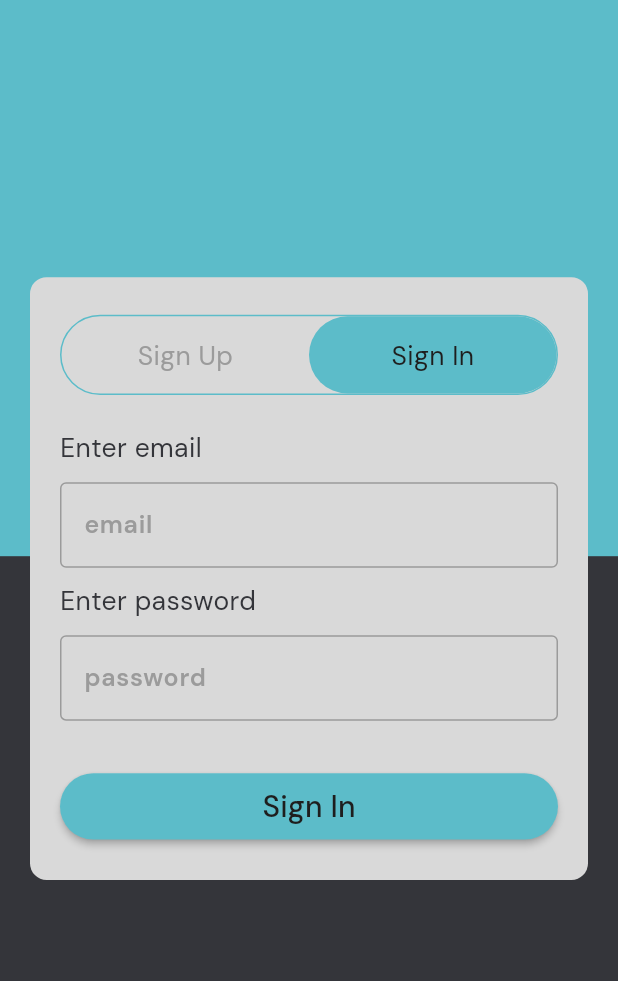
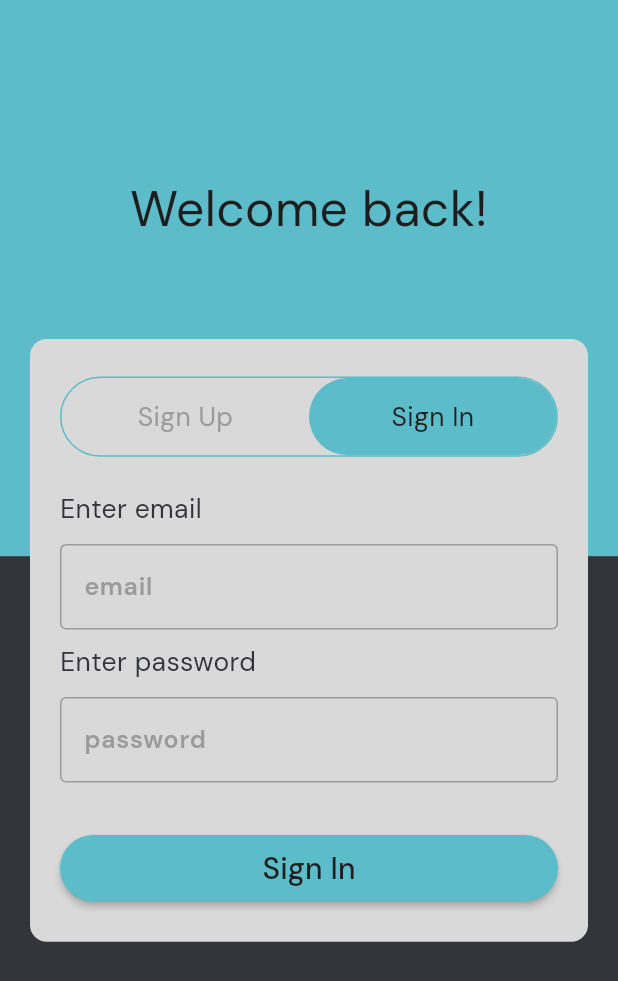
Before and after one commit to om945/flutter_Remiender_app, a Flutter app: the SignupPage screen opened directly, after a tap on "Sign In", on a phone screen of 412 x 824 dp. Shown: the top 981 px of the screen. Run offline on Flutter 3.47's test engine with Material 3 defaults, Android fonts, the phone set to English and light mode, and no system bars; our stand-ins replace flutter_screenutil, get, google_fonts, shared_preferences; accounts and stored records are empty.

Commit message:
Update SignupPage layout and change API URI
- Enhanced the SignupPage layout with conditional text display for signup and login views.
- Adjusted the positioning of elements for better visual alignment.
- Updated the API URI in constants.dart for a new backend connection.

```diff
--- a/lib/auth/auth.dart
+++ b/lib/auth/auth.dart
@@ -1,7 +1,5 @@
 import 'package:flutter/material.dart';
 import 'package:flutter_screenutil/flutter_screenutil.dart';
-// Note: The import for SigninPage is no longer needed.
-// import 'package:remiender_app/auth/signin.dart';
 import 'package:remiender_app/services/auth_services.dart';
 import 'package:remiender_app/theme/theme.dart';
 
@@ -67,8 +65,37 @@ class _SignupPageState extends State<SignupPage> {
                 height: screeenHeight * 0.45,
                 decoration: BoxDecoration(color: blueColor),
               ),
+              _isSignupView
+                  ? Positioned(
+                      top: screeenHeight * 0.14,
+                      right: 0,
+                      left: 0,
+                      child: Text(
+                        'Hello...\nCreate an Account',
+                        textAlign: TextAlign.center,
+                        style: TextStyle(
+                          color: blackColor,
+                          fontFamily: googleFontBold,
+                          fontSize: 30.sp,
+                        ),
+                      ),
+                    )
+                  : Positioned(
+                      top: screeenHeight * 0.14,
+                      right: 0,
+                      left: 0,
+                      child: Text(
+                        'Welcome back!',
+                        textAlign: TextAlign.center,
+                        style: TextStyle(
+                          color: blackColor,
+                          fontFamily: googleFontBold,
+                          fontSize: 30.sp,
+                        ),
+                      ),
+                    ),
               Positioned(
-                top: screeenHeight * 0.20, // Adjusted top position
+                top: screeenHeight * 0.25, // Adjusted top position
                 left: 0,
                 right: 0,
                 child: Padding(
--- a/lib/utils/constants.dart
+++ b/lib/utils/constants.dart
@@ -1,3 +1,3 @@
 class Constants {
-  static String uri = 'https://e3b61f6418c6.ngrok-free.app';
+  static String uri = 'https://ddefc3875671.ngrok-free.app';
 }
```
